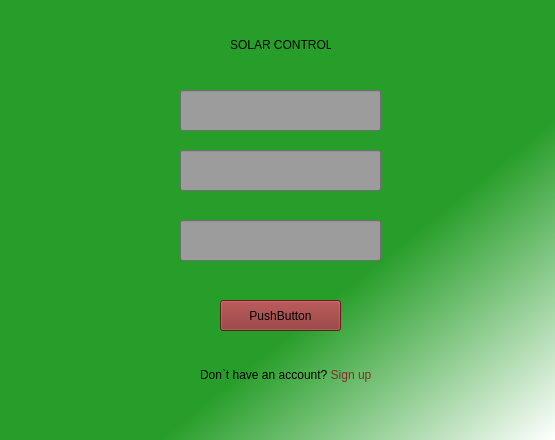
The window that UI/SolarControl_Sign_in_page/Sign_in.ui (Kirill020/Solar-Control) describes before a commit, drawn with Qt 5.
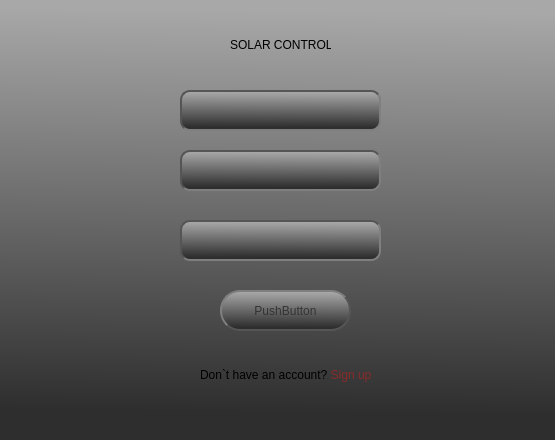
The same window after the commit. Icons and pictures are not drawn.

The edit to the form file:
```diff
--- a/UI/SolarControl_Sign_in_page/Sign_in.ui
+++ b/UI/SolarControl_Sign_in_page/Sign_in.ui
@@ -26,24 +26,61 @@
    <string>Form</string>
   </property>
   <property name="styleSheet">
-   <string notr="true">background-color: qlineargradient(spread:pad, x1:0.256, y1:0.272227, x2:1, y2:1, stop:0.511364 rgba(40, 158, 42, 255), stop:1 rgba(255, 255, 255, 255));</string>
+   <string notr="true">background-color: qlineargradient(spread:pad, x1:0.482198, y1:0.971, x2:0.497, y2:0.023, stop:0.0338983 rgba(46, 46, 46, 255), stop:1 rgba(168, 168, 168, 255));</string>
   </property>
   <widget class="QPushButton" name="pushButton">
    <property name="geometry">
     <rect>
      <x>220</x>
-     <y>300</y>
-     <width>121</width>
-     <height>31</height>
+     <y>290</y>
+     <width>131</width>
+     <height>41</height>
     </rect>
    </property>
+   <property name="minimumSize">
+    <size>
+     <width>131</width>
+     <height>41</height>
+    </size>
+   </property>
+   <property name="maximumSize">
+    <size>
+     <width>145</width>
+     <height>41</height>
+    </size>
+   </property>
    <property name="autoFillBackground">
     <bool>false</bool>
    </property>
    <property name="styleSheet">
-    <string notr="true">background-color:rgb(136, 42, 42);
-font: 8pt &quot;Comic Sans MS&quot;;
-</string>
+    <string notr="true">QPushButton {
+color: #333;
+border: 2px solid #555;
+border-radius: 20px;
+border-style: outset;
+font: 12pt &quot;MS Shell Dlg 2&quot;;
+max-width: 131px;
+background: qradialgradient(
+cx: 0.3, cy: -0.4, fx: 0.3, fy: -0.4,
+radius: 1.35, stop: 0 #fff, stop: 1 #888
+);
+padding: 5px;
+}
+
+QPushButton:hover {
+background: qradialgradient(
+cx: 0.3, cy: -0.4, fx: 0.3, fy: -0.4,
+radius: 1.35, stop: 0 #fff, stop: 1 #bbb
+);
+}
+
+QPushButton:pressed {
+border-style: inset;
+background: qradialgradient(
+cx: 0.4, cy: -0.1, fx: 0.4, fy: -0.1,
+radius: 1.35, stop: 0 #fff, stop: 1 #ddd
+);
+}</string>
    </property>
    <property name="text">
     <string>PushButton</string>
@@ -62,7 +99,34 @@
     <string>Login</string>
    </property>
    <property name="styleSheet">
-    <string notr="true">background-color: rgb(156, 156, 156);</string>
+    <string notr="true">QLineEdit {
+color: #333;
+border: 2px solid #555;
+border-radius: 10px;
+border-style: inset;
+font: 12pt &quot;MS Shell Dlg 2&quot;;
+min-width: 8em;
+background: qradialgradient(
+cx: 0.3, cy: -0.4, fx: 0.3, fy: -0.4,
+radius: 1.35, stop: 0 #fff, stop: 1 #a6a6a6
+);
+padding: 5px;
+}
+
+QLineEdit:hover {
+background: qradialgradient(
+cx: 0.3, cy: -0.4, fx: 0.3, fy: -0.4,
+radius: 1.35, stop: 0 #b4b4b4, stop: 1 #969696
+);
+}
+
+QLineEdit:pressed {
+border-style: inset;
+background: qradialgradient(
+cx: 0.4, cy: -0.1, fx: 0.4, fy: -0.1,
+radius: 1.35, stop: 0 #fff, stop: 1 #ddd
+);
+}</string>
    </property>
    <property name="inputMask">
     <string/>
@@ -87,7 +151,34 @@
     <string>Login</string>
    </property>
    <property name="styleSheet">
-    <string notr="true">background-color: rgb(156, 156, 156);</string>
+    <string notr="true">QLineEdit {
+color: #333;
+border: 2px solid #555;
+border-radius: 10px;
+border-style: inset;
+font: 12pt &quot;MS Shell Dlg 2&quot;;
+min-width: 8em;
+background: qradialgradient(
+cx: 0.3, cy: -0.4, fx: 0.3, fy: -0.4,
+radius: 1.35, stop: 0 #fff, stop: 1 #a6a6a6
+);
+padding: 5px;
+}
+
+QLineEdit:hover {
+background: qradialgradient(
+cx: 0.3, cy: -0.4, fx: 0.3, fy: -0.4,
+radius: 1.35, stop: 0 #b4b4b4, stop: 1 #969696
+);
+}
+
+QLineEdit:pressed {
+border-style: inset;
+background: qradialgradient(
+cx: 0.4, cy: -0.1, fx: 0.4, fy: -0.1,
+radius: 1.35, stop: 0 #fff, stop: 1 #ddd
+);
+}</string>
    </property>
    <property name="inputMask">
     <string/>
@@ -112,7 +203,34 @@
     <string>Login</string>
    </property>
    <property name="styleSheet">
-    <string notr="true">background-color: rgb(156, 156, 156);</string>
+    <string notr="true">QLineEdit {
+color: #333;
+border: 2px solid #555;
+border-radius: 10px;
+border-style: inset;
+font: 12pt &quot;MS Shell Dlg 2&quot;;
+min-width: 8em;
+background: qradialgradient(
+cx: 0.3, cy: -0.4, fx: 0.3, fy: -0.4,
+radius: 1.35, stop: 0 #fff, stop: 1 #a6a6a6
+);
+padding: 5px;
+}
+
+QLineEdit:hover {
+background: qradialgradient(
+cx: 0.3, cy: -0.4, fx: 0.3, fy: -0.4,
+radius: 1.35, stop: 0 #b4b4b4, stop: 1 #969696
+);
+}
+
+QLineEdit:pressed {
+border-style: inset;
+background: qradialgradient(
+cx: 0.4, cy: -0.1, fx: 0.4, fy: -0.1,
+radius: 1.35, stop: 0 #fff, stop: 1 #ddd
+);
+}</string>
    </property>
    <property name="inputMask">
     <string/>
@@ -168,6 +286,29 @@
     <string>&lt;html&gt;&lt;head/&gt;&lt;body&gt;&lt;p align=&quot;center&quot;&gt;Don`t have an account? &lt;span style=&quot; color:#882a2a;&quot;&gt;Sign up&lt;/span&gt;&lt;/p&gt;&lt;/body&gt;&lt;/html&gt;</string>
    </property>
   </widget>
+  <widget class="QLabel" name="Logo_cap">
+   <property name="geometry">
+    <rect>
+     <x>130</x>
+     <y>20</y>
+     <width>91</width>
+     <height>61</height>
+    </rect>
+   </property>
+   <property name="minimumSize">
+    <size>
+     <width>82</width>
+     <height>45</height>
+    </size>
+   </property>
+   <property name="styleSheet">
+    <string notr="true">background-color: rgba(255, 255, 255, 0);
+image: url(:/newPrefix/images/backgrounds/PsLYIQ01.svg);</string>
+   </property>
+   <property name="text">
+    <string>&lt;html&gt;&lt;head/&gt;&lt;body&gt;&lt;p align=&quot;center&quot;&gt;&lt;br/&gt;&lt;/p&gt;&lt;/body&gt;&lt;/html&gt;</string>
+   </property>
+  </widget>
  </widget>
  <resources>
   <include location="../SolarControl_Log_page/Background.qrc"/>
```
Left out of the diff: 2 changed lines with no effect on the pictures.
